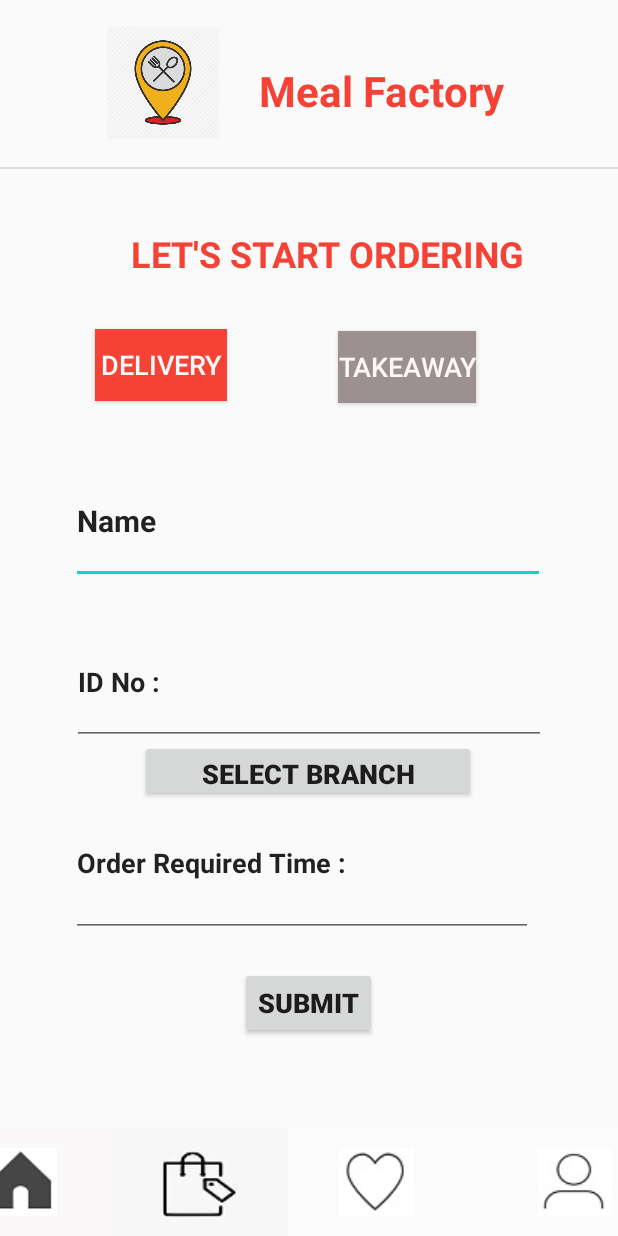
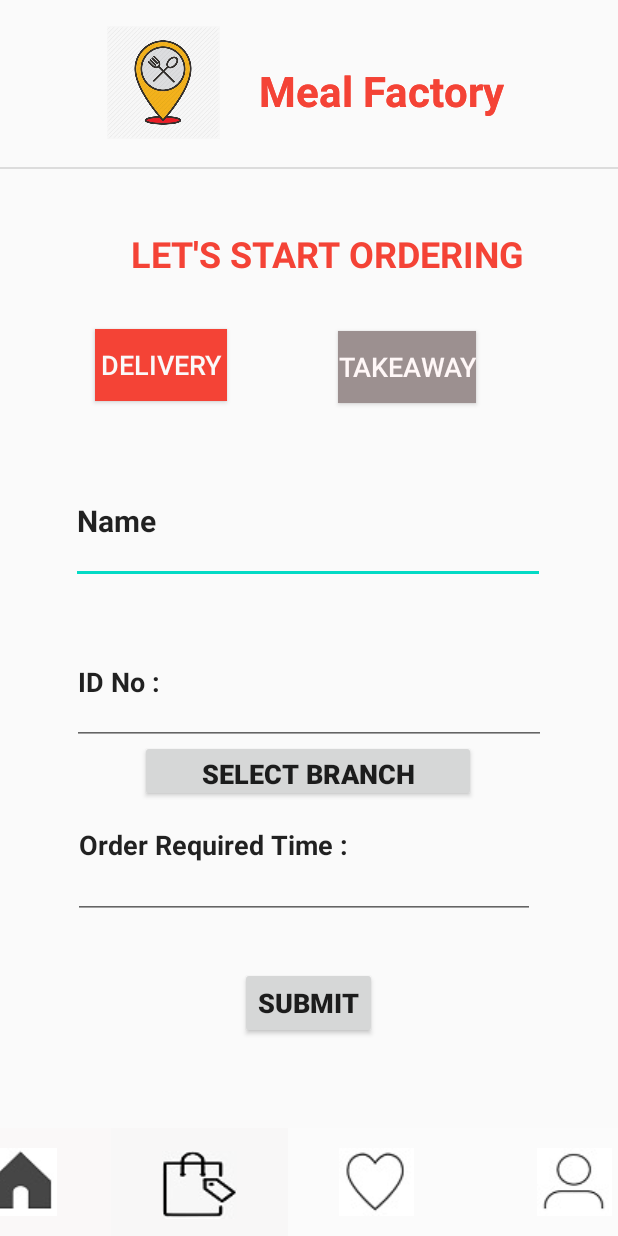
Before and after one commit to kaumadi-op/MealFactory_mobileApp, an Android app: the layout takeaway.xml on its own in the app's theme, with its tools: preview values and no code run, on a phone screen of 412 x 824 dp. Run offline under Robolectric (Android 15) with nearby library versions, the phone set to English and light mode, and no system bars.

Commit message:
Initial commit

```diff
--- a/app/src/main/res/layout/takeaway.xml
+++ b/app/src/main/res/layout/takeaway.xml
@@ -5,6 +5,20 @@
     xmlns:tools="http://schemas.android.com/tools"
     android:layout_width="match_parent"
     android:layout_height="match_parent">
+
+    <Button
+        android:id="@+id/button8"
+        android:layout_width="224dp"
+        android:layout_height="41dp"
+        android:text="Select Branch"
+        android:textSize="18sp"
+        android:textStyle="bold"
+        app:layout_constraintBottom_toBottomOf="parent"
+        app:layout_constraintEnd_toEndOf="parent"
+        app:layout_constraintHorizontal_bias="0.497"
+        app:layout_constraintStart_toStartOf="parent"
+        app:layout_constraintTop_toTopOf="parent"
+        app:layout_constraintVertical_bias="0.63" />
 
     <Button
         android:id="@+id/button3"
@@ -52,20 +66,6 @@
         app:layout_constraintTop_toTopOf="parent"
         app:layout_constraintVertical_bias="0.558" />
 
-    <Button
-        android:id="@+id/button4"
-        android:layout_width="224dp"
-        android:layout_height="41dp"
-        android:text="Select Branch"
-        android:textSize="18sp"
-        android:textStyle="bold"
-        app:layout_constraintBottom_toBottomOf="parent"
-        app:layout_constraintEnd_toEndOf="parent"
-        app:layout_constraintHorizontal_bias="0.497"
-        app:layout_constraintStart_toStartOf="parent"
-        app:layout_constraintTop_toTopOf="parent"
-        app:layout_constraintVertical_bias="0.63" />
-
     <EditText
         android:id="@+id/editTextTextPersonName3"
         android:layout_width="308dp"
@@ -76,10 +76,10 @@
         android:textStyle="bold"
         app:layout_constraintBottom_toBottomOf="parent"
         app:layout_constraintEnd_toEndOf="parent"
-        app:layout_constraintHorizontal_bias="0.456"
+        app:layout_constraintHorizontal_bias="0.471"
         app:layout_constraintStart_toStartOf="parent"
         app:layout_constraintTop_toTopOf="parent"
-        app:layout_constraintVertical_bias="0.725" />
+        app:layout_constraintVertical_bias="0.709" />
 
     <Button
         android:id="@+id/button5"
@@ -97,6 +97,21 @@
 
     <TextView
         android:id="@+id/textView10"
+        android:layout_width="wrap_content"
+        android:layout_height="wrap_content"
+        android:text="Meal Factory"
+        android:textColor="#F44336"
+        android:textSize="28sp"
+        android:textStyle="bold"
+        app:layout_constraintBottom_toBottomOf="parent"
+        app:layout_constraintEnd_toEndOf="parent"
+        app:layout_constraintHorizontal_bias="0.696"
+        app:layout_constraintStart_toStartOf="parent"
+        app:layout_constraintTop_toTopOf="parent"
+        app:layout_constraintVertical_bias="0.053" />
+
+    <TextView
+        android:id="@+id/textView2"
         android:layout_width="wrap_content"
         android:layout_height="wrap_content"
         android:text="Meal Factory"
--- a/app/src/main/res/values/colors.xml
+++ b/app/src/main/res/values/colors.xml
@@ -3,4 +3,8 @@
     <color name="colorPrimary">#6200EE</color>
     <color name="colorPrimaryDark">#3700B3</color>
     <color name="colorAccent">#03DAC5</color>
+    <color name="colorBackground">#FFFFFF</color>
+    <color name="colorTopic">#F44336</color>
+    <color name="colorText">#FFF7F7</color>
+    <color name="colorTakeaway">#9C9090</color>
 </resources>
```
Also changed, not shown: app/src/main/AndroidManifest.xml (+6 -5 lines), app/src/main/java/com/example/orderfunction1/MainActivity.java (+11 -1 lines), app/src/main/java/com/example/orderfunction1/Orderdetails.java (+11 -1 lines).
